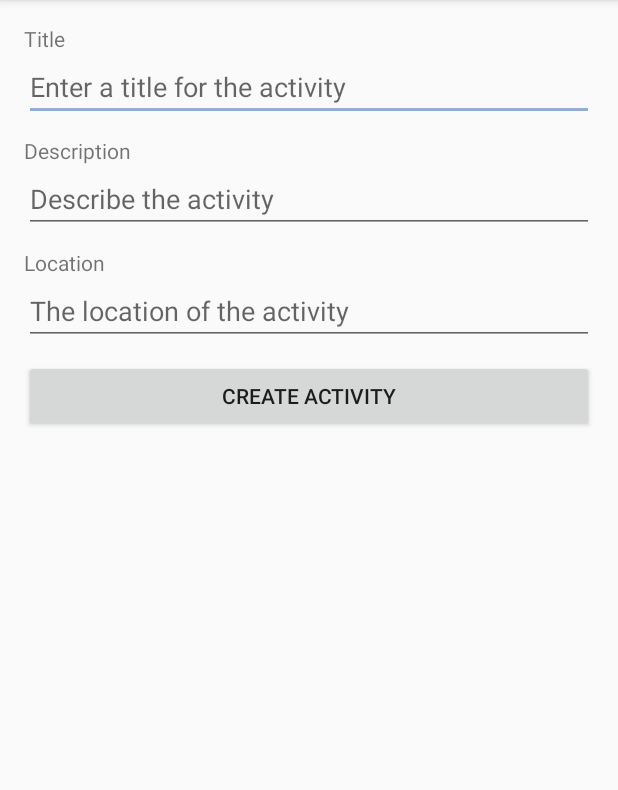
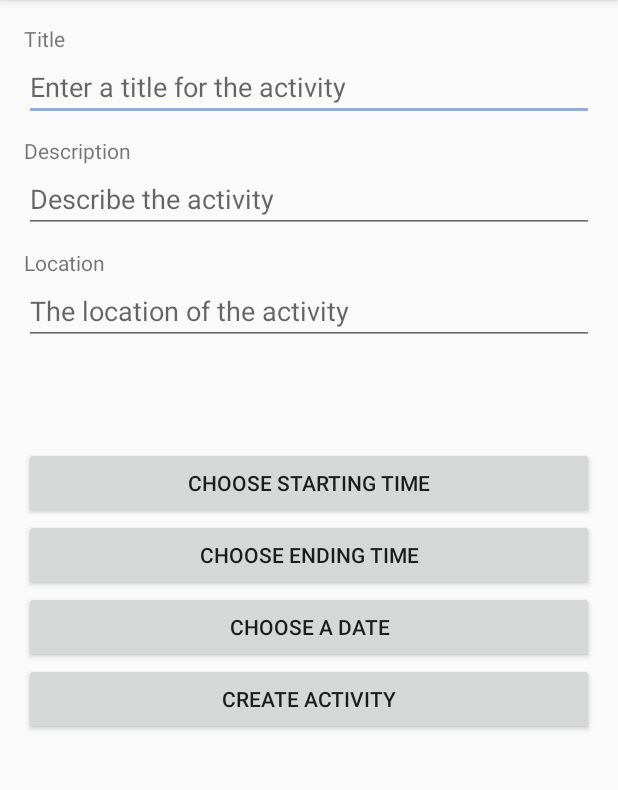
Before and after one commit to act-io/actio, an Android app: the ActivityFragment screen opened directly, with no data from a screen before it, after a tap on "CREATE ACTIVITY", on a phone screen of 412 x 824 dp, the part 84-874 px from its top. Run offline under Robolectric (Android 15) with nearby library versions, the phone set to English and light mode, and no system bars; our stand-ins replace Volley; network calls fail.

Commit message:
timi kominn a activity

```diff
--- a/app/src/main/java/com/example/sigrundish/actio/Activity.java
+++ b/app/src/main/java/com/example/sigrundish/actio/Activity.java
@@ -1,4 +1,6 @@
 package com.example.sigrundish.actio;
+
+import android.app.DatePickerDialog;
 
 import java.time.LocalDateTime;
 import java.util.Date;
@@ -16,7 +18,25 @@ public class Activity {
 //    private User mUser;
 //    private List<User> mGuests;
     private String mLocation;
-//    private LocalDateTime mBeginTime;
+    private Date startTime;
+    private Date endTime;
+
+    public Date getStartTime() {
+        return startTime;
+    }
+
+    public Date getEndTime() {
+        return endTime;
+    }
+
+    public void setStartTime(Date startTime) {
+        this.startTime = startTime;
+    }
+
+    public void setEndTime(Date endTime) {
+        this.endTime = endTime;
+    }
+    //    private LocalDateTime mBeginTime;
 //    private LocalDateTime mEndTime;
 //    private Date mDate;
 //    private List<Interest> mRelatedInterests;
--- a/app/src/main/java/com/example/sigrundish/actio/ActivityFragment.java
+++ b/app/src/main/java/com/example/sigrundish/actio/ActivityFragment.java
@@ -1,18 +1,20 @@
 package com.example.sigrundish.actio;
 
-import android.content.Intent;
+import android.app.TimePickerDialog;
+import android.app.DatePickerDialog;
 import android.os.Bundle;
 import android.support.v4.app.Fragment;
 import android.text.Editable;
 import android.text.TextWatcher;
+import android.util.Log;
 import android.view.LayoutInflater;
 import android.view.View;
 import android.view.ViewGroup;
 import android.widget.Button;
-import android.widget.CheckBox;
-import android.widget.CompoundButton;
-import android.support.v7.app.AppCompatActivity;
+import android.widget.DatePicker;
 import android.widget.EditText;
+import android.widget.TextView;
+import android.widget.TimePicker;
 
 import com.android.volley.Request;
 import com.android.volley.RequestQueue;
@@ -23,18 +25,27 @@ import com.android.volley.toolbox.Volley;
 
 import org.json.JSONObject;
 
+import java.text.DateFormat;
+import java.text.SimpleDateFormat;
+import java.util.Calendar;
+import java.util.Date;
 import java.util.HashMap;
 
 /**
  * Created by sigrundish on 25.2.2018.
  */
 
-public class ActivityFragment  extends Fragment {
+public class ActivityFragment  extends Fragment   {
     private Activity mActivity;
     private EditText mTitleField;
     private EditText mDescriptionField;
     private EditText mLocationField;
     private Button bCreateActivity;
+    private Button btDate,btStartTime,btEndTime;
+    private Calendar calendar;
+    private TextView twStartTime,twEndTime,twDate;
+    private int startHour, startMinute,endHour,endMinute,yearA,monthA,dayA;
+    private Date startTime,endTime;
     final String url = "http://actio-server.herokuapp.com/activities";
 
     @Override
@@ -48,6 +59,20 @@ public class ActivityFragment  extends Fragment {
     public View onCreateView(LayoutInflater inflater, ViewGroup container,
                              Bundle savedInstanceState) {
         View v = inflater.inflate(R.layout.fragment_activity, container, false);
+        calendar = Calendar.getInstance();
+
+        startHour = calendar.get(Calendar.HOUR_OF_DAY);
+        startMinute = calendar.get(Calendar.MINUTE);
+        endHour = calendar.get(Calendar.HOUR_OF_DAY);
+        endMinute  = calendar.get(Calendar.MINUTE);
+        yearA = calendar.get(Calendar.YEAR);
+        monthA = calendar.get(Calendar.MONTH);
+        dayA =  calendar.get(Calendar.DAY_OF_MONTH);
+        twStartTime = (TextView) v.findViewById(R.id.twStartTime);
+        twEndTime =(TextView) v.findViewById(R.id.twEndTime);
+        twDate = (TextView) v.findViewById(R.id.twDate);
+
+
 
         mTitleField = (EditText) v.findViewById(R.id.activity_title);
         mTitleField.addTextChangedListener(new TextWatcher() {
@@ -106,16 +131,78 @@ public class ActivityFragment  extends Fragment {
 
         });
 
+        btStartTime = (Button) v.findViewById(R.id.btStartTime);
+
+        btStartTime.setOnClickListener(new View.OnClickListener() {
+            @Override
+            public void onClick(View view) {
+                TimePickerDialog dialog=new TimePickerDialog(getActivity(), new TimePickerDialog.OnTimeSetListener() {
+                    @Override
+                    public void onTimeSet(TimePicker timePicker, int hour, int min) {
+                        //set selected time to textview
+                        startHour = hour;
+                        startMinute = min;
+                        twStartTime.setText("Starting time " + startHour + ":" + startMinute);
+                    }
+                }, startHour, startMinute,true);
+                dialog.show();
+            }
+        });
+
+        btEndTime =(Button) v.findViewById(R.id.btEndTime);
+
+        btEndTime.setOnClickListener(new View.OnClickListener() {
+            @Override
+            public void onClick(View view) {
+                TimePickerDialog dialog2=new TimePickerDialog(getActivity(), new TimePickerDialog.OnTimeSetListener() {
+                    @Override
+                    public void onTimeSet(TimePicker timePicker, int hour, int min) {
+                        //set selected time to textview
+                        endHour = hour;
+                        endMinute = min;
+                        twEndTime.setText("Ending time " + endHour + ":" + endMinute);
+                    }
+                }, endHour, endMinute,true);
+                dialog2.show();
+            }
+        });
+
+        btDate = (Button) v.findViewById(R.id.btDate);
+
+        btDate.setOnClickListener(new View.OnClickListener() {
+            @Override
+            public void onClick(View view) {
+                DatePickerDialog dialog3 =  new DatePickerDialog(getActivity(), new DatePickerDialog.OnDateSetListener() {
+                    @Override
+                    public void onDateSet(DatePicker datePicker, int i, int i1, int i2) {
+                        yearA = i;
+                        monthA = i1;
+                        dayA = i2;
+                        twDate.setText("Date is : " + dayA + "." + (monthA+1) + "."  + yearA);
+                    }
+                },yearA,monthA,dayA);
+                dialog3.show();
+            }
+        });
+
+
         bCreateActivity = (Button) v.findViewById(R.id.bCreateActivity);
         bCreateActivity.setOnClickListener(new View.OnClickListener() {
             @Override
             public void onClick(View view) {
+                startTime = new Date((yearA-1900),monthA,dayA,startHour,startMinute);
+                mActivity.setStartTime(startTime);
+                endTime = new Date((yearA-1900),monthA,dayA,endHour,endHour);
+                mActivity.setEndTime(endTime);
+                DateFormat df = new SimpleDateFormat("yyyy/MM/dd HH:mm");
                 RequestQueue queue = Volley.newRequestQueue(getActivity());
                 queue.start();
                 HashMap<String, String> params = new HashMap<String,String>();
                 params.put("title",mActivity.getTitle()); // the entered data as the body.
                 params.put("description", mActivity.getDescription()); // the entered data as the body.
                 params.put("location", mActivity.getLocation()); // the entered data as the body.
+                params.put("startTime",df.format(startTime));
+                params.put("endTime",df.format(endTime));
                 JsonObjectRequest jsObjRequest = new
                         JsonObjectRequest(Request.Method.POST,
                         url,
@@ -135,8 +222,14 @@ public class ActivityFragment  extends Fragment {
 
             }
         });
+
+//        public void showTimePickerDialog(View v) {
+//            DialogFragment newFragment = new TimePickerFragment();
+//            newFragment.show(getSupportFragmentManager(), "timePicker");
+//        }
         return v;
     }
 
 
+
 }
--- a/app/src/main/java/com/example/sigrundish/actio/MainActivity.java
+++ b/app/src/main/java/com/example/sigrundish/actio/MainActivity.java
@@ -7,7 +7,7 @@ import android.view.View;
 import android.widget.Button;
 
 
-public class MainActivity extends AppCompatActivity {
+public class MainActivity extends AppCompatActivity  {
     //Your key is a public constant EXTRA_MESSAGE because the next activity uses the key to retrieve the text value.
     //It's a good practice to define keys for intent extras using your app's package name as a prefix.
     public static final String EXTRA_MESSAGE = "com.example.sigrundish.actio.MESSAGE";
--- a/app/src/main/res/layout/fragment_activity.xml
+++ b/app/src/main/res/layout/fragment_activity.xml
@@ -40,6 +40,52 @@
         android:layout_height="wrap_content"
         android:layout_marginBottom="10dp"
         android:hint="@string/activity_location_hint" />
+    <TextView
+        android:id="@+id/twStartTime"
+        android:layout_width="match_parent"
+        android:layout_height="wrap_content"
+        />
+    <TextView
+        android:id="@+id/twEndTime"
+        android:layout_width="match_parent"
+        android:layout_height="wrap_content"
+        />
+    <TextView
+        android:id="@+id/twDate"
+        android:layout_width="match_parent"
+        android:layout_height="wrap_content"
+        />
+    <Button
+        android:id="@+id/btStartTime"
+        android:layout_width="match_parent"
+        android:layout_height="wrap_content"
+        android:text="Choose Starting Time"
+        />
+    <Button
+        android:id="@+id/btEndTime"
+        android:layout_width="match_parent"
+        android:layout_height="wrap_content"
+        android:text="Choose Ending Time"
+        />
+    <Button
+        android:id="@+id/btDate"
+        android:layout_width="match_parent"
+        android:layout_height="wrap_content"
+        android:text="Choose a Date"
+        />
+
+    <!--<DatePicker-->
+        <!--android:layout_width="wrap_content"-->
+        <!--android:layout_height="wrap_content"-->
+        <!--android:id="@+id/dtDate"-->
+        <!--android:scaleY="0.5"-->
+        <!--android:scaleX="0.50"></DatePicker>-->
+    <!--<TimePicker-->
+        <!--android:layout_width="wrap_content"-->
+        <!--android:layout_height="wrap_content"-->
+        <!--android:id="@+id/dtTime"-->
+        <!--android:scaleY="0.5"-->
+        <!--android:scaleX="0.50"></TimePicker>-->
 
     <Button
         android:id="@+id/bCreateActivity"
```
Also changed, not shown: app/src/main/java/com/example/sigrundish/actio/TimePickerFragment.java (added, +32 -0 lines), app/src/main/res/layout/fragment_time_picker.xml (added, +14 -0 lines).
